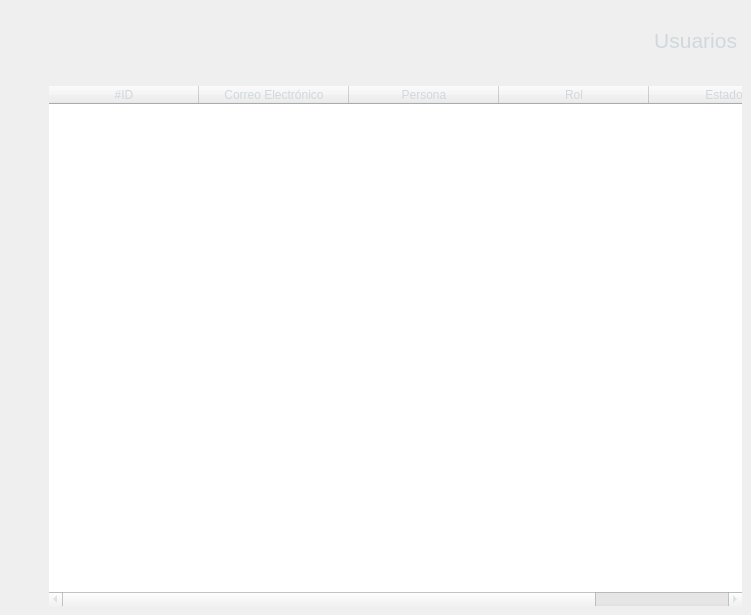
The window that ui/usuario_frame.ui (hm2206/strong_teeth) describes before a commit, drawn with Qt 5.
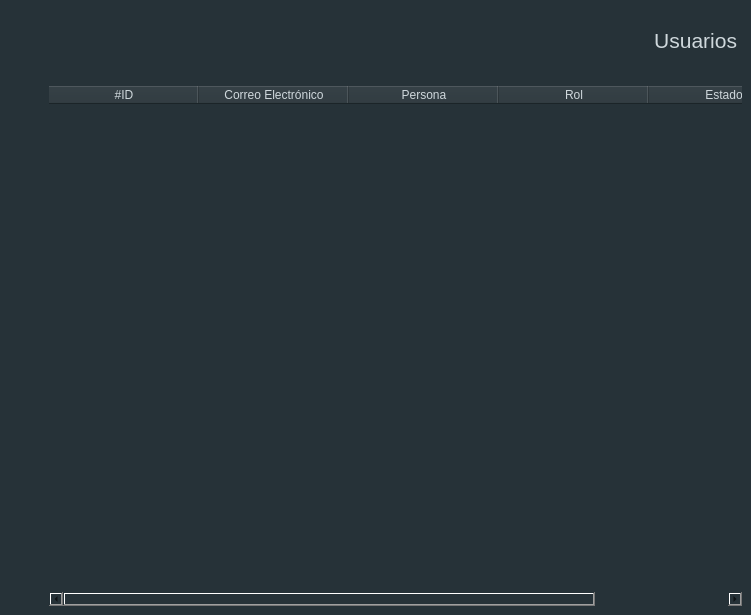
The same window after the commit. Icons and pictures are not drawn.

Diff of the .ui file:
```diff
--- a/ui/usuario_frame.ui
+++ b/ui/usuario_frame.ui
@@ -13,6 +13,9 @@
   <property name="windowTitle">
    <string>Frame</string>
   </property>
+  <property name="styleSheet">
+   <string notr="true">background-color: #263238;</string>
+  </property>
   <property name="lineWidth">
    <number>0</number>
   </property>
@@ -56,9 +59,9 @@
       <property name="geometry">
        <rect>
         <x>486</x>
-        <y>30</y>
+        <y>20</y>
         <width>211</width>
-        <height>20</height>
+        <height>41</height>
        </rect>
       </property>
       <property name="sizePolicy">
```
